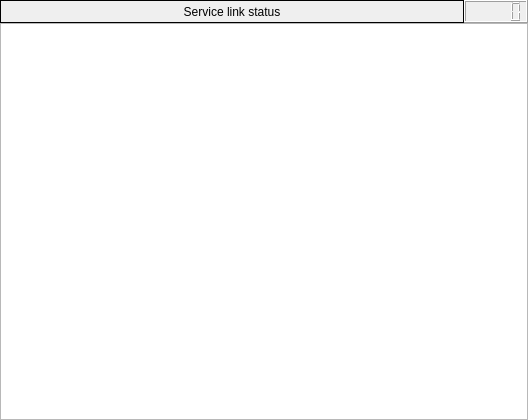
Before: the Qt Designer form MainUI/servicewidget.ui in 519984307/Container_20191221, drawn with Qt 5.
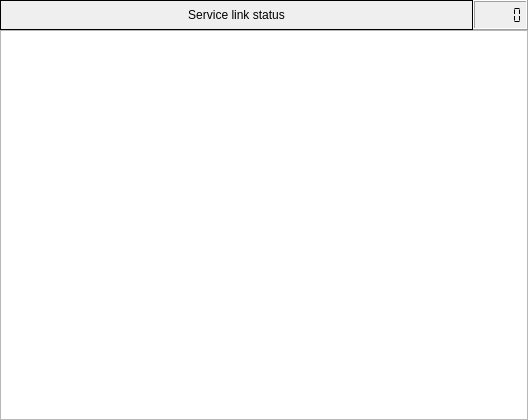
After: the same form once the commit is applied.

```diff
--- a/MainUI/servicewidget.ui
+++ b/MainUI/servicewidget.ui
@@ -32,11 +32,23 @@
    <item row="0" column="0">
     <widget class="QLabel" name="label">
      <property name="sizePolicy">
-      <sizepolicy hsizetype="Expanding" vsizetype="Preferred">
+      <sizepolicy hsizetype="Expanding" vsizetype="Fixed">
        <horstretch>0</horstretch>
        <verstretch>0</verstretch>
       </sizepolicy>
      </property>
+     <property name="minimumSize">
+      <size>
+       <width>0</width>
+       <height>30</height>
+      </size>
+     </property>
+     <property name="maximumSize">
+      <size>
+       <width>16777215</width>
+       <height>30</height>
+      </size>
+     </property>
      <property name="frameShape">
       <enum>QFrame::Panel</enum>
      </property>
@@ -49,9 +61,39 @@
     </widget>
    </item>
    <item row="0" column="1">
-    <widget class="QLCDNumber" name="lcdNumber">
+    <widget class="QLCDNumber" name="Socket_lcdNumber">
+     <property name="sizePolicy">
+      <sizepolicy hsizetype="Minimum" vsizetype="Fixed">
+       <horstretch>0</horstretch>
+       <verstretch>0</verstretch>
+      </sizepolicy>
+     </property>
+     <property name="minimumSize">
+      <size>
+       <width>0</width>
+       <height>30</height>
+      </size>
+     </property>
+     <property name="maximumSize">
+      <size>
+       <width>16777215</width>
+       <height>30</height>
+      </size>
+     </property>
      <property name="smallDecimalPoint">
-      <bool>false</bool>
+      <bool>true</bool>
+     </property>
+     <property name="digitCount">
+      <number>5</number>
+     </property>
+     <property name="mode">
+      <enum>QLCDNumber::Dec</enum>
+     </property>
+     <property name="segmentStyle">
+      <enum>QLCDNumber::Flat</enum>
+     </property>
+     <property name="intValue" stdset="0">
+      <number>0</number>
      </property>
     </widget>
    </item>
```
